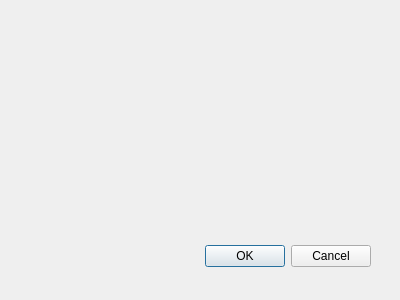
Old version of the form src/previewwindow.ui in the repository Nickswoboda/HEPBuilder.
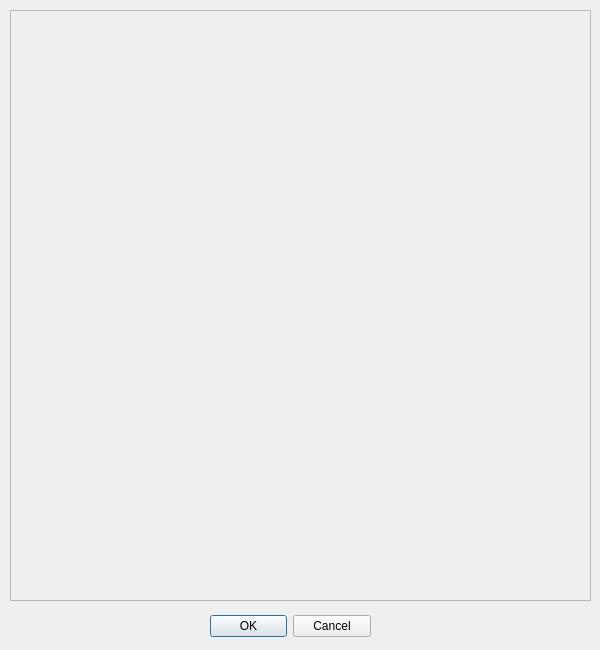
New version of the form.

The edit to the form file:
```diff
--- a/src/previewwindow.ui
+++ b/src/previewwindow.ui
@@ -6,8 +6,8 @@
    <rect>
     <x>0</x>
     <y>0</y>
-    <width>400</width>
-    <height>300</height>
+    <width>600</width>
+    <height>650</height>
    </rect>
   </property>
   <property name="windowTitle">
@@ -16,9 +16,9 @@
   <widget class="QDialogButtonBox" name="buttonBox">
    <property name="geometry">
     <rect>
-     <x>30</x>
-     <y>240</y>
-     <width>341</width>
+     <x>210</x>
+     <y>610</y>
+     <width>161</width>
      <height>32</height>
     </rect>
    </property>
@@ -29,6 +29,32 @@
     <set>QDialogButtonBox::Cancel|QDialogButtonBox::Ok</set>
    </property>
   </widget>
+  <widget class="QScrollArea" name="preview_area">
+   <property name="geometry">
+    <rect>
+     <x>10</x>
+     <y>10</y>
+     <width>581</width>
+     <height>591</height>
+    </rect>
+   </property>
+   <property name="horizontalScrollBarPolicy">
+    <enum>Qt::ScrollBarAlwaysOff</enum>
+   </property>
+   <property name="widgetResizable">
+    <bool>true</bool>
+   </property>
+   <widget class="QWidget" name="scrollAreaWidgetContents">
+    <property name="geometry">
+     <rect>
+      <x>0</x>
+      <y>0</y>
+      <width>579</width>
+      <height>589</height>
+     </rect>
+    </property>
+   </widget>
+  </widget>
  </widget>
  <resources/>
  <connections>
```
